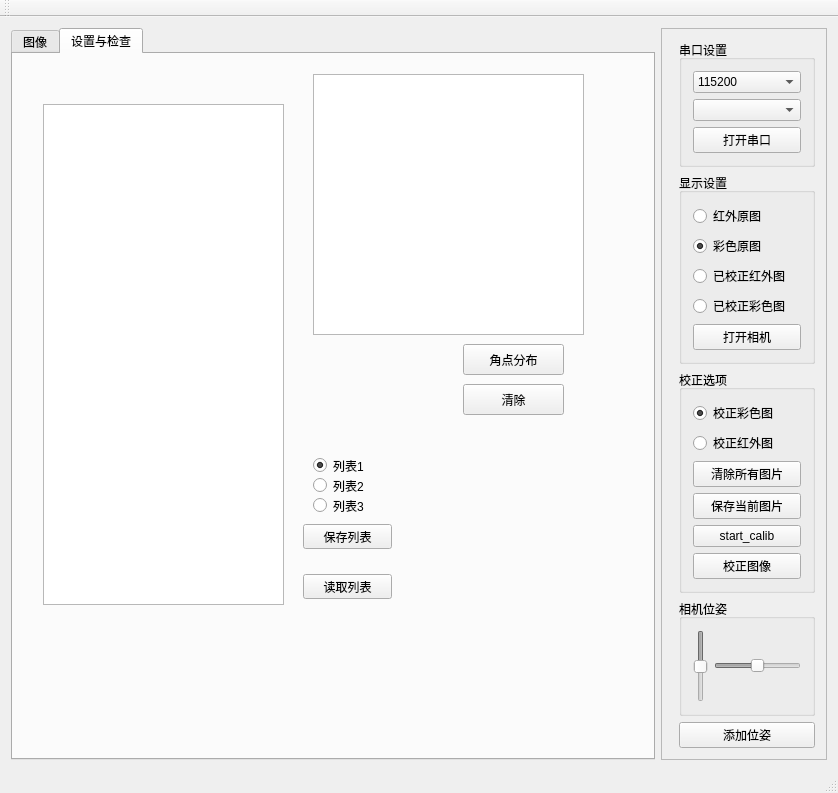
First picture: the form in mainwindow.ui, repository FeiduoduoPeng/auto_calib_camera-master-pf-modified, before the edit.
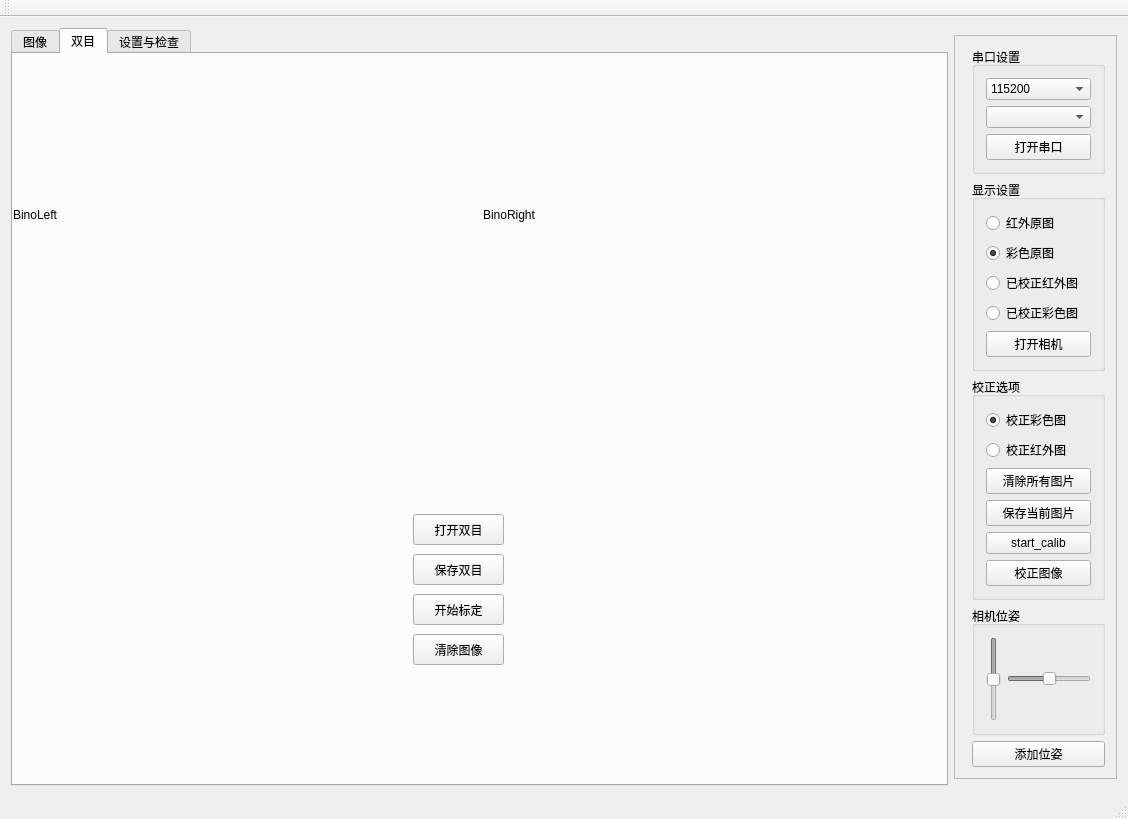
Second picture: the form after the edit.

Commit message: add calibration and clear function

The edit to the form file:
```diff
--- a/mainwindow.ui
+++ b/mainwindow.ui
@@ -6,8 +6,8 @@
    <rect>
     <x>0</x>
     <y>0</y>
-    <width>838</width>
-    <height>793</height>
+    <width>1128</width>
+    <height>819</height>
    </rect>
   </property>
   <property name="minimumSize">
@@ -23,6 +23,12 @@
    <layout class="QGridLayout" name="gridLayout_6">
     <item row="0" column="1">
      <widget class="QFrame" name="frame">
+      <property name="sizePolicy">
+       <sizepolicy hsizetype="Fixed" vsizetype="Fixed">
+        <horstretch>0</horstretch>
+        <verstretch>0</verstretch>
+       </sizepolicy>
+      </property>
       <property name="frameShape">
        <enum>QFrame::StyledPanel</enum>
       </property>
@@ -415,6 +421,101 @@
         </layout>
        </widget>
       </widget>
+      <widget class="QWidget" name="TabBino">
+       <attribute name="title">
+        <string>双目</string>
+       </attribute>
+       <widget class="QLabel" name="Bino_left_show">
+        <property name="geometry">
+         <rect>
+          <x>0</x>
+          <y>0</y>
+          <width>381</width>
+          <height>321</height>
+         </rect>
+        </property>
+        <property name="sizePolicy">
+         <sizepolicy hsizetype="Expanding" vsizetype="Preferred">
+          <horstretch>0</horstretch>
+          <verstretch>0</verstretch>
+         </sizepolicy>
+        </property>
+        <property name="text">
+         <string>BinoLeft</string>
+        </property>
+       </widget>
+       <widget class="QLabel" name="Bino_right_show">
+        <property name="geometry">
+         <rect>
+          <x>470</x>
+          <y>0</y>
+          <width>381</width>
+          <height>321</height>
+         </rect>
+        </property>
+        <property name="sizePolicy">
+         <sizepolicy hsizetype="Expanding" vsizetype="Preferred">
+          <horstretch>0</horstretch>
+          <verstretch>0</verstretch>
+         </sizepolicy>
+        </property>
+        <property name="text">
+         <string>BinoRight</string>
+        </property>
+       </widget>
+       <widget class="QPushButton" name="pushButton_open_bino">
+        <property name="geometry">
+         <rect>
+          <x>400</x>
+          <y>460</y>
+          <width>91</width>
+          <height>31</height>
+         </rect>
+        </property>
+        <property name="text">
+         <string>打开双目</string>
+        </property>
+       </widget>
+       <widget class="QPushButton" name="pushButton_save_bino">
+        <property name="geometry">
+         <rect>
+          <x>400</x>
+          <y>500</y>
+          <width>91</width>
+          <height>31</height>
+         </rect>
+        </property>
+        <property name="text">
+         <string>保存双目</string>
+        </property>
+       </widget>
+       <widget class="QPushButton" name="pushButton_start_calib_bino">
+        <property name="geometry">
+         <rect>
+          <x>400</x>
+          <y>540</y>
+          <width>91</width>
+          <height>31</height>
+         </rect>
+        </property>
+        <property name="text">
+         <string>开始标定</string>
+        </property>
+       </widget>
+       <widget class="QPushButton" name="pushButton_clear_bino">
+        <property name="geometry">
+         <rect>
+          <x>400</x>
+          <y>580</y>
+          <width>91</width>
+          <height>31</height>
+         </rect>
+        </property>
+        <property name="text">
+         <string>清除图像</string>
+        </property>
+       </widget>
+      </widget>
       <widget class="QWidget" name="Tab2">
        <attribute name="title">
         <string>设置与检查</string>
```
Left out of the diff: 2 changed lines with no effect on the pictures. The commit also changes 61 other files.
